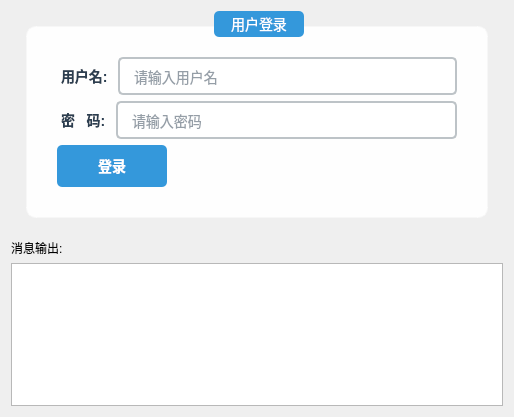
The window that Client/testclient.ui (smallsmallrui214/FlightBookingSystem) describes before a commit, drawn with Qt 5.
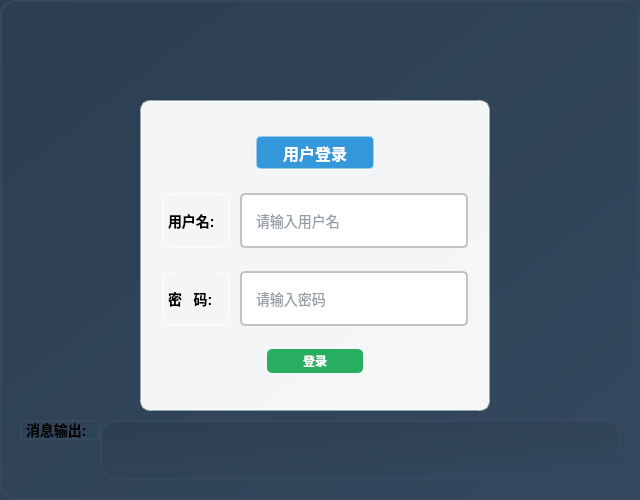
The same window after the commit.

Diff of the .ui file:
```diff
--- a/Client/testclient.ui
+++ b/Client/testclient.ui
@@ -6,63 +6,147 @@
    <rect>
     <x>0</x>
     <y>0</y>
-    <width>514</width>
-    <height>417</height>
+    <width>640</width>
+    <height>500</height>
    </rect>
   </property>
   <property name="windowTitle">
    <string>航班管理系统 - 登录</string>
   </property>
   <property name="styleSheet">
-   <string notr="true">/* 主窗口样式 */
-QDialog {
+   <string notr="true">/* 主窗口样式 - 与RegisterDialog相同的深蓝色渐变 */
+QWidget {
     background: qlineargradient(x1:0, y1:0, x2:1, y2:1, stop:0 #2c3e50, stop:1 #34495e);
     border-radius: 15px;
     border: 2px solid #34495e;
+}
+
+/* 所有标签默认样式 - 黑色字体 */
+QLabel {
+    color: black !important;
+    font-size: 14px;
+    font-weight: bold;
+    background: transparent;
 }</string>
   </property>
-  <layout class="QVBoxLayout" name="verticalLayout">
-   <item>
-    <widget class="QGroupBox" name="loginGroup">
+  <widget class="QFrame" name="loginFrame">
+   <property name="geometry">
+    <rect>
+     <x>140</x>
+     <y>100</y>
+     <width>350</width>
+     <height>311</height>
+    </rect>
+   </property>
      <property name="styleSheet">
-      <string notr="true">/* GroupBox样式 - 与RegisterDialog一致 */
-QGroupBox {
+    <string notr="true">/* Frame样式 - 移除padding */
+QFrame {
     background-color: rgba(255, 255, 255, 0.95);
     border-radius: 10px;
     border: 2px solid rgba(255, 255, 255, 0.5);
-    padding: 20px;
-    margin: 15px;
-    font-size: 14px;
 }
 
-QGroupBox::title {
-    subcontrol-origin: margin;
-    subcontrol-position: top center;
-    padding: 5px 15px;
+/* Frame内的标签样式 */
+QFrame QLabel {
+    color: black !important;
+    font-size: 14px;
+    font-weight: bold;
+    background: transparent;
+}</string>
+   </property>
+   <property name="frameShape">
+    <enum>QFrame::Shape::StyledPanel</enum>
+   </property>
+   <property name="frameShadow">
+    <enum>QFrame::Shadow::Raised</enum>
+   </property>
+   <layout class="QVBoxLayout" name="frameLayout">
+    <property name="spacing">
+     <number>10</number>
+    </property>
+    <property name="leftMargin">
+     <number>20</number>
+    </property>
+    <property name="topMargin">
+     <number>20</number>
+    </property>
+    <property name="rightMargin">
+     <number>20</number>
+    </property>
+    <property name="bottomMargin">
+     <number>20</number>
+    </property>
+    <item>
+     <layout class="QHBoxLayout" name="titleLayout">
+      <item>
+       <spacer name="titleLeftSpacer">
+        <property name="orientation">
+         <enum>Qt::Orientation::Horizontal</enum>
+        </property>
+        <property name="sizeHint" stdset="0">
+         <size>
+          <width>40</width>
+          <height>20</height>
+         </size>
+        </property>
+       </spacer>
+      </item>
+      <item>
+       <widget class="QLabel" name="titleLabel">
+        <property name="minimumSize">
+         <size>
+          <width>120</width>
+          <height>35</height>
+         </size>
+        </property>
+        <property name="maximumSize">
+         <size>
+          <width>120</width>
+          <height>35</height>
+         </size>
+        </property>
+        <property name="styleSheet">
+         <string notr="true">QLabel {
     background-color: #3498db;
     color: white;
     border-radius: 5px;
     font-size: 16px;
     font-weight: bold;
+    padding: 5px 15px;
 }</string>
      </property>
-     <property name="title">
+        <property name="text">
       <string>用户登录</string>
      </property>
-     <layout class="QVBoxLayout" name="verticalLayout_2">
+        <property name="alignment">
+         <set>Qt::AlignmentFlag::AlignCenter</set>
+        </property>
+       </widget>
+      </item>
       <item>
-       <layout class="QHBoxLayout" name="horizontalLayout_2">
+       <spacer name="titleRightSpacer">
+        <property name="orientation">
+         <enum>Qt::Orientation::Horizontal</enum>
+        </property>
+        <property name="sizeHint" stdset="0">
+         <size>
+          <width>40</width>
+          <height>20</height>
+         </size>
+        </property>
+       </spacer>
+      </item>
+     </layout>
+    </item>
+    <item>
+     <layout class="QHBoxLayout" name="usernameLayout">
         <item>
          <widget class="QLabel" name="usernameLabel">
-          <property name="styleSheet">
-           <string notr="true">/* 所有标签样式 */
-QLabel {
-    color: #2c3e50;
-    font-size: 14px;
-    font-weight: bold;
-    background: transparent;
-    padding: 5px 0px;
-}</string>
+        <property name="minimumSize">
+         <size>
+          <width>60</width>
+          <height>30</height>
+         </size>
           </property>
           <property name="text">
            <string>用户名:</string>
@@ -71,19 +155,32 @@
         </item>
         <item>
          <widget class="QLineEdit" name="usernameEdit">
+        <property name="minimumSize">
+         <size>
+          <width>228</width>
+          <height>55</height>
+         </size>
+        </property>
+        <property name="maximumSize">
+         <size>
+          <width>228</width>
+          <height>55</height>
+         </size>
+        </property>
           <property name="styleSheet">
-           <string notr="true">/* 输入框默认样式 */
-QLineEdit {
+         <string notr="true">QLineEdit {
     background-color: white;
     border: 2px solid #bdc3c7;
     border-radius: 5px;
     padding: 8px 12px;
     font-size: 14px;
     color: #2c3e50;
-    max-height: 25px;
+    min-width: 200px;
+    max-width: 200px;
+    min-height: 35px;
+    max-height: 35px;
 }
 
-/* 输入框获得焦点时的样式 */
 QLineEdit:focus {
     border-color: #3498db;
     background-color: #f8f9fa;
@@ -97,18 +194,14 @@
        </layout>
       </item>
       <item>
-       <layout class="QHBoxLayout" name="horizontalLayout_3">
+     <layout class="QHBoxLayout" name="passwordLayout">
         <item>
          <widget class="QLabel" name="passwordLabel">
-          <property name="styleSheet">
-           <string notr="true">/* 所有标签样式 */
-QLabel {
-    color: #2c3e50;
-    font-size: 14px;
-    font-weight: bold;
-    background: transparent;
-    padding: 5px 0px;
-}</string>
+        <property name="minimumSize">
+         <size>
+          <width>60</width>
+          <height>30</height>
+         </size>
           </property>
           <property name="text">
            <string>密   码:</string>
@@ -117,19 +210,32 @@
         </item>
         <item>
          <widget class="QLineEdit" name="passwordEdit">
+        <property name="minimumSize">
+         <size>
+          <width>228</width>
+          <height>55</height>
+         </size>
+        </property>
+        <property name="maximumSize">
+         <size>
+          <width>228</width>
+          <height>55</height>
+         </size>
+        </property>
           <property name="styleSheet">
-           <string notr="true">/* 输入框默认样式 */
-QLineEdit {
+         <string notr="true">QLineEdit {
     background-color: white;
     border: 2px solid #bdc3c7;
     border-radius: 5px;
     padding: 8px 12px;
     font-size: 14px;
     color: #2c3e50;
-    max-height: 25px;
+    min-width: 200px;
+    max-width: 200px;
+    min-height: 35px;
+    max-height: 35px;
 }
 
-/* 输入框获得焦点时的样式 */
 QLineEdit:focus {
     border-color: #3498db;
     background-color: #f8f9fa;
@@ -146,29 +252,42 @@
        </layout>
       </item>
       <item>
+     <layout class="QHBoxLayout" name="buttonLayout">
+      <item>
        <widget class="QPushButton" name="loginButton">
+        <property name="minimumSize">
+         <size>
+          <width>96</width>
+          <height>24</height>
+         </size>
+        </property>
+        <property name="maximumSize">
+         <size>
+          <width>96</width>
+          <height>24</height>
+         </size>
+        </property>
         <property name="styleSheet">
-         <string notr="true">/* 登录按钮默认样式 */
-QPushButton#loginButton {
-    background-color: #3498db;
+         <string notr="true">QPushButton {
+    background-color: #27ae60;
     color: white;
     border: none;
     border-radius: 5px;
-    padding: 10px 15px;
-    font-size: 14px;
+    padding: 2px 8px;
+    font-size: 12px;
     font-weight: bold;
-    max-height: 25px;
+    min-width: 80px;
     max-width: 80px;
+    min-height: 20px;
+    max-height: 20px;
 }
 
-/* 登录按钮悬停效果 */
-QPushButton#loginButton:hover {
-    background-color: #5dade2;
+QPushButton:hover {
+    background-color: #2ecc71;
 }
 
-/* 登录按钮按下效果 */
-QPushButton#loginButton:pressed {
-    background-color: #2e86c1;
+QPushButton:pressed {
+    background-color: #229954;
 }</string>
         </property>
         <property name="text">
@@ -177,33 +296,47 @@
        </widget>
       </item>
      </layout>
-    </widget>
-   </item>
-   <item>
+    </item>
+   </layout>
+  </widget>
     <widget class="QLabel" name="outputLabel">
+   <property name="geometry">
+    <rect>
+     <x>20</x>
+     <y>420</y>
+     <width>80</width>
+     <height>20</height>
+    </rect>
+   </property>
+   <property name="visible">
+    <bool>false</bool>
+   </property>
+   <property name="styleSheet">
+    <string notr="true">QLabel {
+    color: black;
+    background: transparent;
+}</string>
+   </property>
      <property name="text">
       <string>消息输出:</string>
      </property>
     </widget>
-   </item>
-   <item>
-    <layout class="QHBoxLayout" name="horizontalLayout"/>
-   </item>
-   <item>
     <widget class="QTextEdit" name="textEditOutput">
+   <property name="geometry">
+    <rect>
+     <x>100</x>
+     <y>420</y>
+     <width>520</width>
+     <height>60</height>
+    </rect>
+   </property>
+   <property name="visible">
+    <bool>false</bool>
+   </property>
      <property name="readOnly">
       <bool>true</bool>
      </property>
-     <property name="acceptRichText">
-      <bool>true</bool>
-     </property>
-    </widget>
-   </item>
-  </layout>
-  <zorder>textEditOutput</zorder>
-  <zorder>outputLabel</zorder>
-  <zorder>loginGroup</zorder>
-  <zorder></zorder>
+  </widget>
  </widget>
  <resources/>
  <connections/>
```
Lines whose indentation alone changed are shown as unchanged.
